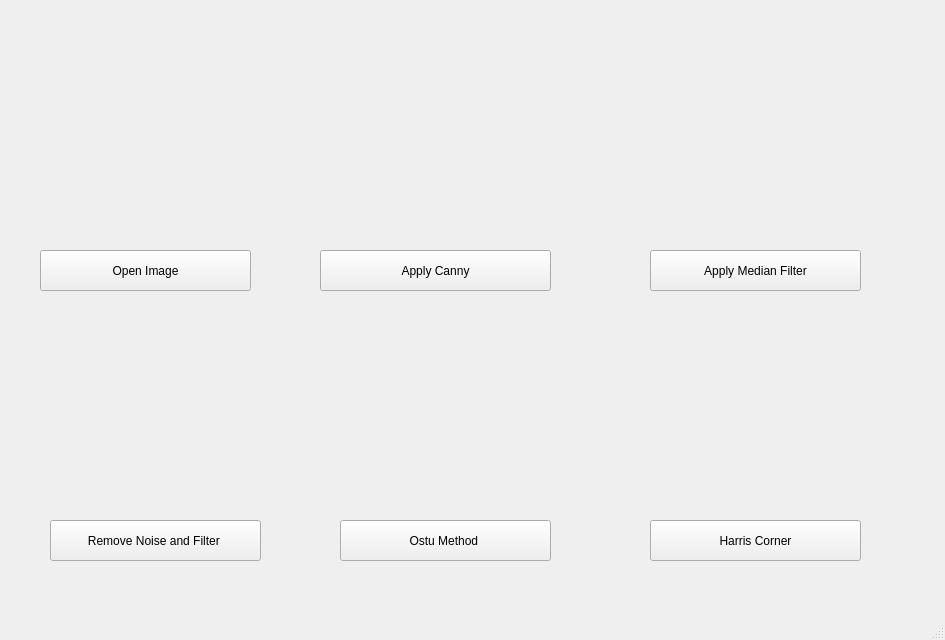
Qt form PyQt5Project.ui (MohamedElsayed002/Computer-Vision) before a commit.
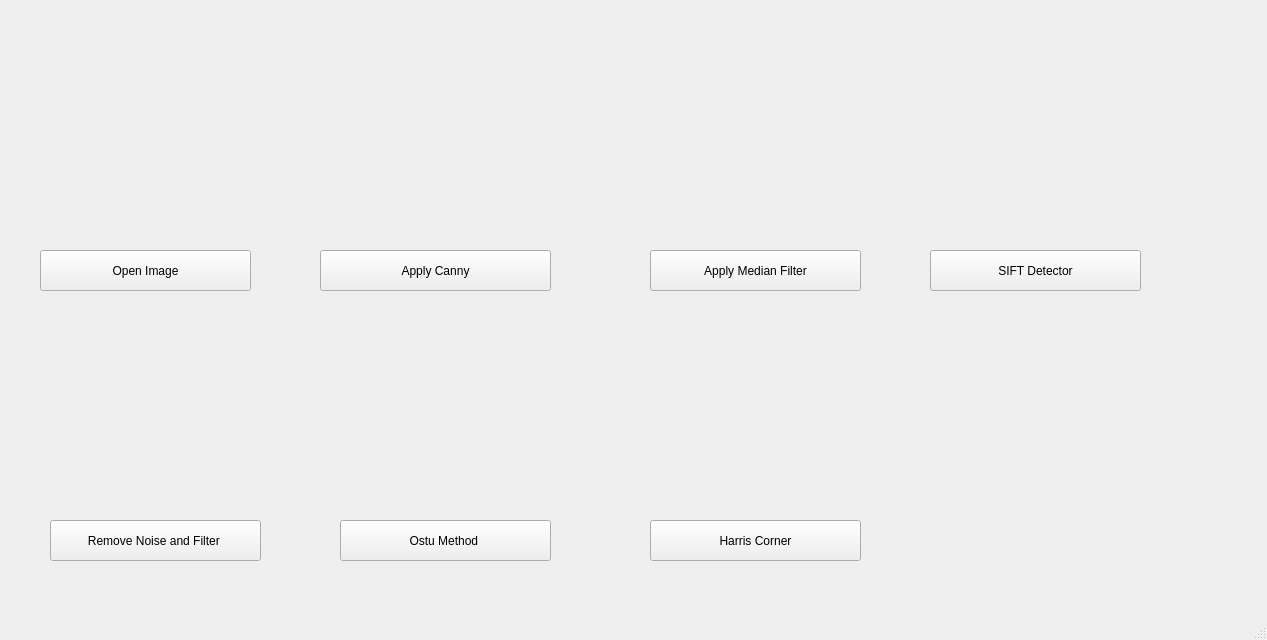
The same form after that commit. Icons and pictures are not drawn.

The edit to the form file:
```diff
--- a/PyQt5Project.ui
+++ b/PyQt5Project.ui
@@ -6,7 +6,7 @@
    <rect>
     <x>0</x>
     <y>0</y>
-    <width>945</width>
+    <width>1267</width>
     <height>640</height>
    </rect>
   </property>
@@ -242,6 +242,38 @@
      <string>Harris Corner</string>
     </property>
    </widget>
+   <widget class="QLabel" name="sift_label_7">
+    <property name="geometry">
+     <rect>
+      <x>920</x>
+      <y>20</y>
+      <width>241</width>
+      <height>211</height>
+     </rect>
+    </property>
+    <property name="text">
+     <string/>
+    </property>
+    <property name="pixmap">
+     <pixmap>camera.jpg</pixmap>
+    </property>
+    <property name="scaledContents">
+     <bool>true</bool>
+    </property>
+   </widget>
+   <widget class="QPushButton" name="SIFTButton7">
+    <property name="geometry">
+     <rect>
+      <x>930</x>
+      <y>250</y>
+      <width>211</width>
+      <height>41</height>
+     </rect>
+    </property>
+    <property name="text">
+     <string>SIFT Detector</string>
+    </property>
+   </widget>
   </widget>
   <widget class="QMenuBar" name="menubar">
    <property name="geometry">
```
Left out of the diff: 2 changed lines with no effect on the pictures.
